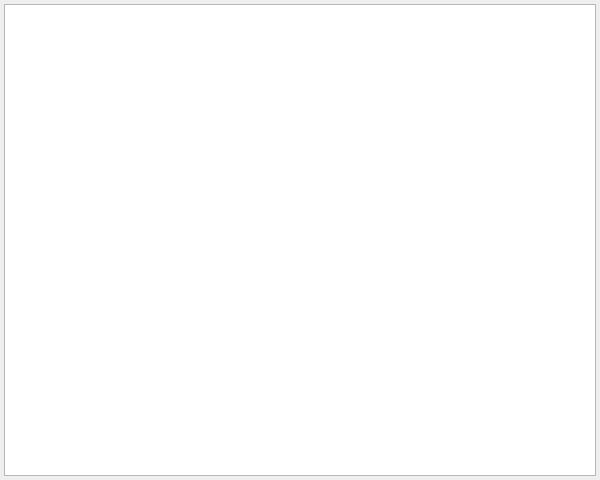
Above: dialog/agreementdialog.ui from YtxErp/YTX before the change. Below: the same form after it.
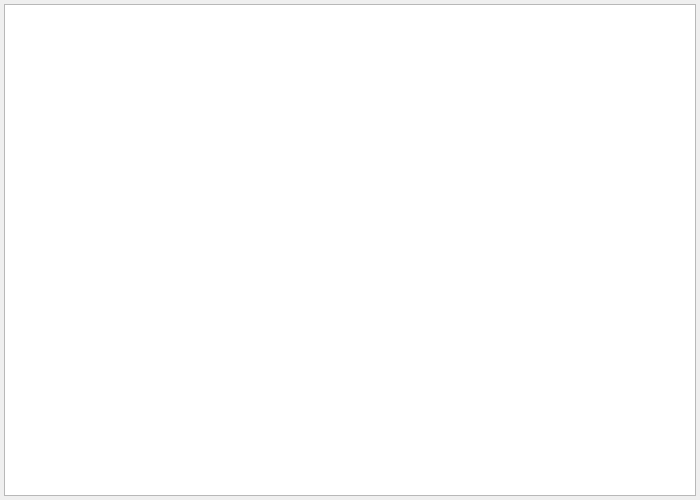
That is the form after the change.

Patch:
```diff
--- a/dialog/agreementdialog.ui
+++ b/dialog/agreementdialog.ui
@@ -6,8 +6,8 @@
    <rect>
     <x>0</x>
     <y>0</y>
-    <width>600</width>
-    <height>480</height>
+    <width>700</width>
+    <height>500</height>
    </rect>
   </property>
   <property name="windowTitle">
```
